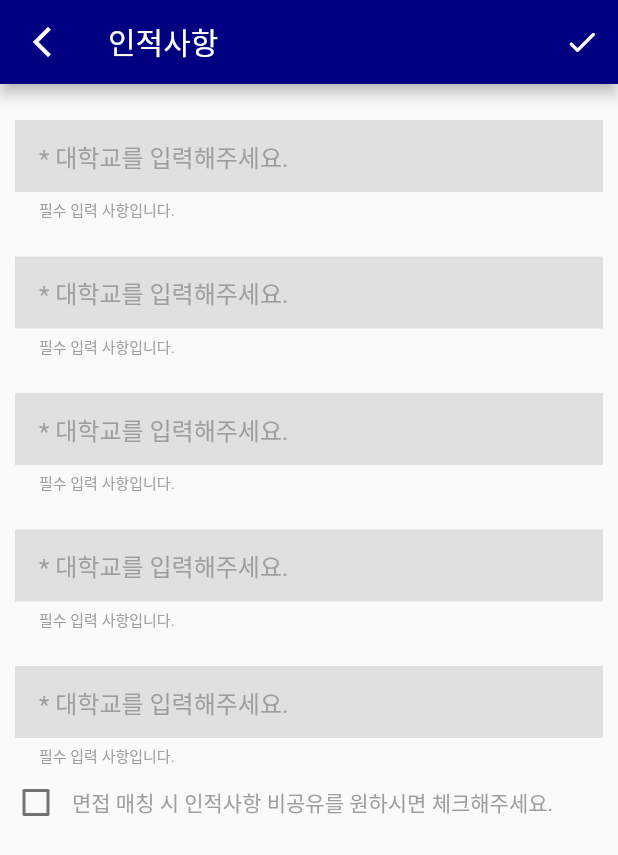
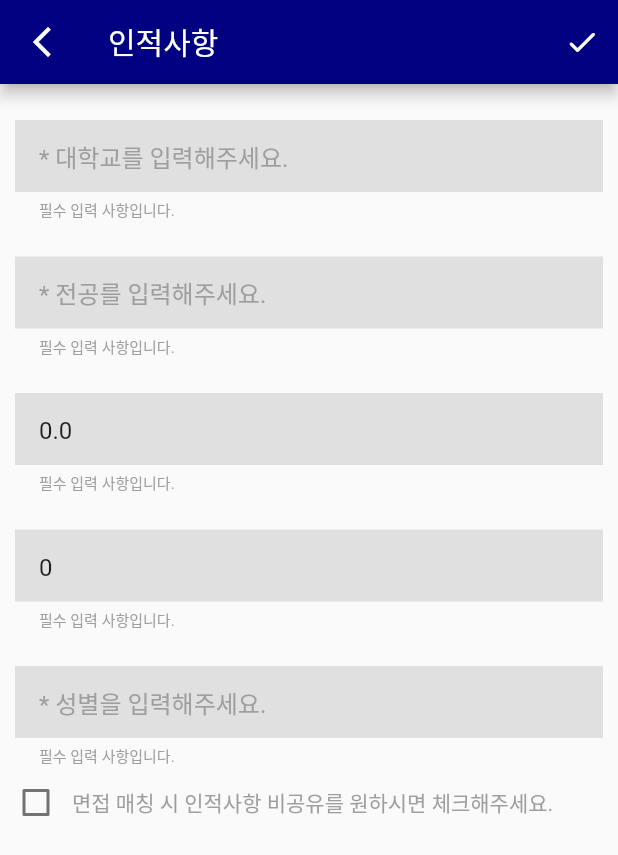
Before and after one commit to Jay-Pak/InterviewLINK, a Flutter app: the PersonalInformationPage screen opened directly with empty values, on a phone screen of 412 x 824 dp. Shown: the top 855 px of the screen. Run offline on Flutter 3.47's test engine with Material 2 defaults, Android fonts, the phone set to English and light mode, and no system bars.

Commit message:
12/24 19:31 By JAY

```diff
--- a/lib/main.dart
+++ b/lib/main.dart
@@ -5,6 +5,7 @@ import 'pages/1_splashPage/splashPage.dart';
 import 'pages/2_loginPage/loginPage.dart';
 import 'pages/3_personalInformationPage/personalInformationPage.dart';
 import 'components/link_color.dart';
+import 'pages/4_mainPage/mainPage.dart';
 
 void main() {
   runApp(const MyApp());
@@ -18,7 +19,9 @@ class MyApp extends StatefulWidget {
 }
 
 class _MyAppState extends State<MyApp> {
-  personalInfoData p_data = personalInfoData(univ: 'UCB', major: "ME", gpa: 3);
+
+//  인적사항 페이지 DATA 적용용
+  personalInfoData p_data = personalInfoData(univ: 'UCB', major: "ME", gpa: 3.9);
 
   @override
   Widget build(BuildContext context) {
@@ -34,7 +37,7 @@ class _MyAppState extends State<MyApp> {
           ),
         ),
       ),
-      home: PersonalInformationPage(personalinfodata: p_data),
+      home: MainPage(),
     );
   }
 }
--- a/lib/pages/3_personalInformationPage/personalInfoData.dart
+++ b/lib/pages/3_personalInformationPage/personalInfoData.dart
@@ -3,7 +3,7 @@ import 'package:flutter/material.dart';
 class personalInfoData {
   String univ;
   String major;
-  int gpa;
+  double gpa;
   int? age;
   String? gender;
 
--- a/lib/pages/3_personalInformationPage/personalInformationPage.dart
+++ b/lib/pages/3_personalInformationPage/personalInformationPage.dart
@@ -92,9 +92,9 @@ class _PersonalInformationPageState extends State<PersonalInformationPage> {
                   margin:
                       const EdgeInsets.symmetric(horizontal: 10, vertical: 4),
                   child: TextField(
-                    controller: univController,
+                    controller: majorController,
                     decoration: const InputDecoration(
-                      hintText: "* 대학교를 입력해주세요.",
+                      hintText: "* 전공를 입력해주세요.",
                       hintStyle: TextStyle(color: Colors.grey),
                       border: InputBorder.none,
                       focusedBorder: InputBorder.none,
@@ -123,9 +123,9 @@ class _PersonalInformationPageState extends State<PersonalInformationPage> {
                   margin:
                       const EdgeInsets.symmetric(horizontal: 10, vertical: 4),
                   child: TextField(
-                    controller: univController,
+                    controller: gpaController,
                     decoration: const InputDecoration(
-                      hintText: "* 대학교를 입력해주세요.",
+                      hintText: "* 학점을 입력해주세요.",
                       hintStyle: TextStyle(color: Colors.grey),
                       border: InputBorder.none,
                       focusedBorder: InputBorder.none,
@@ -154,9 +154,9 @@ class _PersonalInformationPageState extends State<PersonalInformationPage> {
                   margin:
                       const EdgeInsets.symmetric(horizontal: 10, vertical: 4),
                   child: TextField(
-                    controller: univController,
+                    controller: ageController,
                     decoration: const InputDecoration(
-                      hintText: "* 대학교를 입력해주세요.",
+                      hintText: "* 나이를 입력해주세요.",
                       hintStyle: TextStyle(color: Colors.grey),
                       border: InputBorder.none,
                       focusedBorder: InputBorder.none,
@@ -185,9 +185,9 @@ class _PersonalInformationPageState extends State<PersonalInformationPage> {
                   margin:
                       const EdgeInsets.symmetric(horizontal: 10, vertical: 4),
                   child: TextField(
-                    controller: univController,
+                    controller: genderController,
                     decoration: const InputDecoration(
-                      hintText: "* 대학교를 입력해주세요.",
+                      hintText: "* 성별을 입력해주세요.",
                       hintStyle: TextStyle(color: Colors.grey),
                       border: InputBorder.none,
                       focusedBorder: InputBorder.none,
```
Also changed, not shown: lib/pages/4_mainPage/mainPage.dart (+104 -2 lines).
